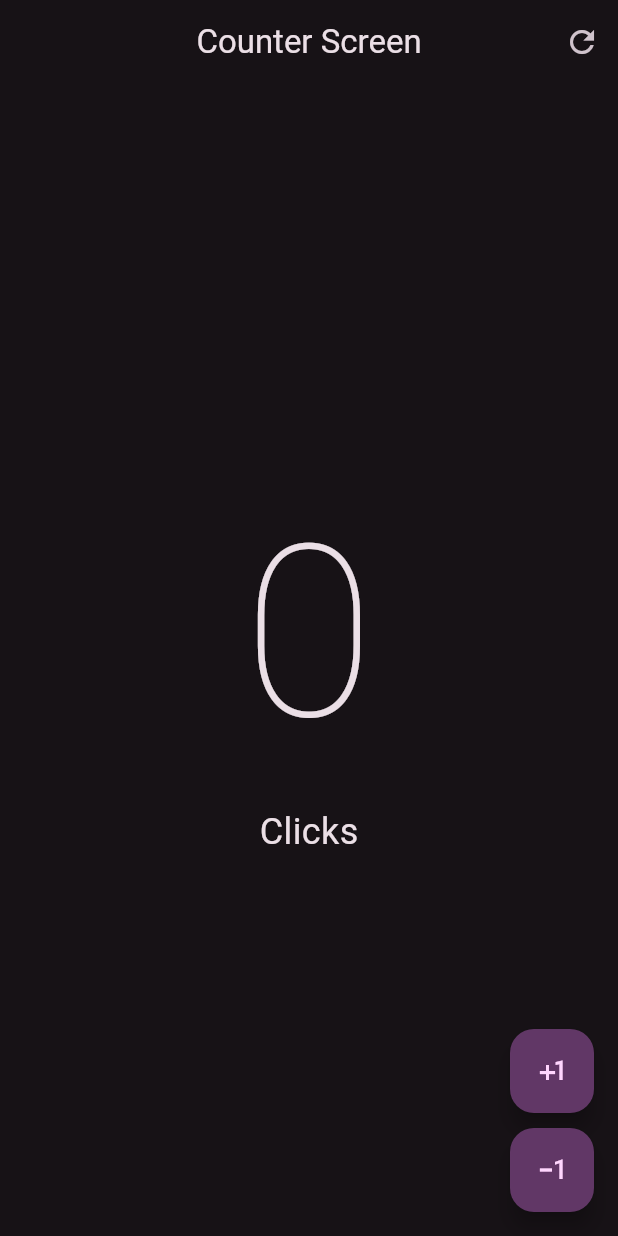
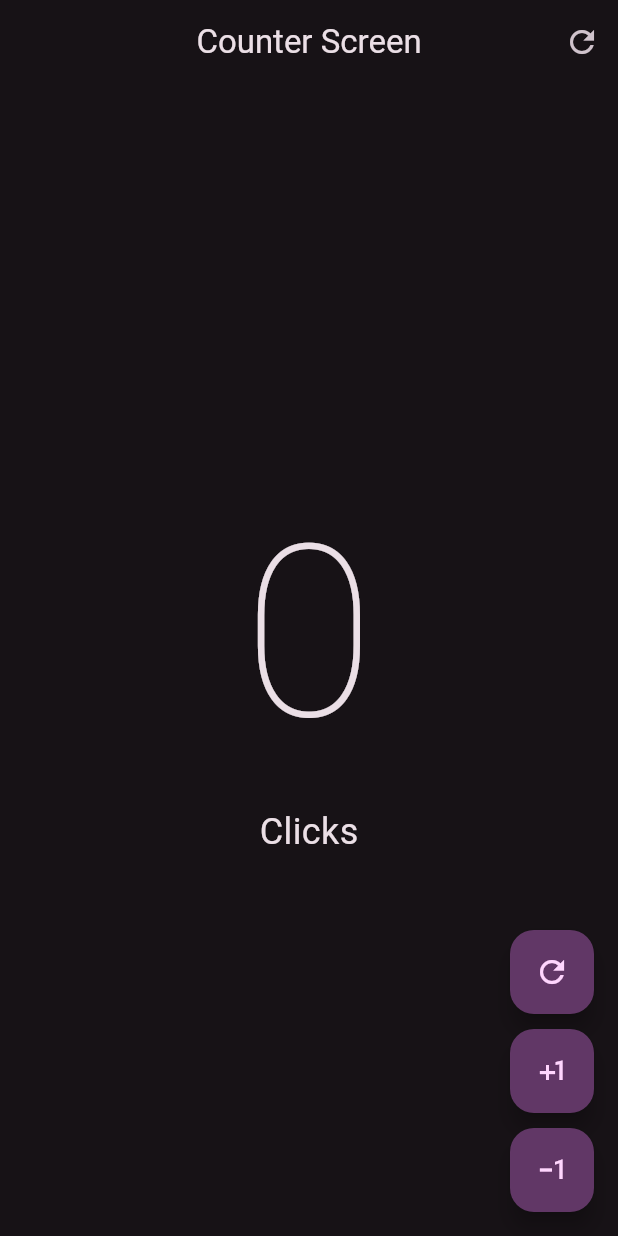
Before and after one commit to Julian1993ARG/learning_flutter, a Flutter app: the screen it shows after launch, on a phone screen of 412 x 824 dp. Run offline on Flutter 3.47's test engine with Material 3 defaults, Android fonts, the phone set to English and light mode, and no system bars.

Commit message:
refresh floatting button

```diff
--- a/lib/src/presentation/screens/counter_screen_.dart
+++ b/lib/src/presentation/screens/counter_screen_.dart
@@ -44,15 +44,23 @@ class _CounterScreenState extends State<CounterScreen> {
           children: [
             FloatingActionButton(
               onPressed: () {
+                _counter = 0;
+                setState(() {});
+              },
+              child: const Icon(Icons.refresh),
+            ),
+            const SizedBox(height: 10),
+            FloatingActionButton(
+              onPressed: () {
                 _counter++;
                 setState(() {});
               },
               child: const Icon(Icons.plus_one),
             ),
             const SizedBox(height: 10),
-             FloatingActionButton(
+            FloatingActionButton(
               onPressed: () {
-                if(_counter > 0) _counter--;
+                if (_counter > 0) _counter--;
                 setState(() {});
               },
               child: const Icon(Icons.exposure_minus_1),
```
